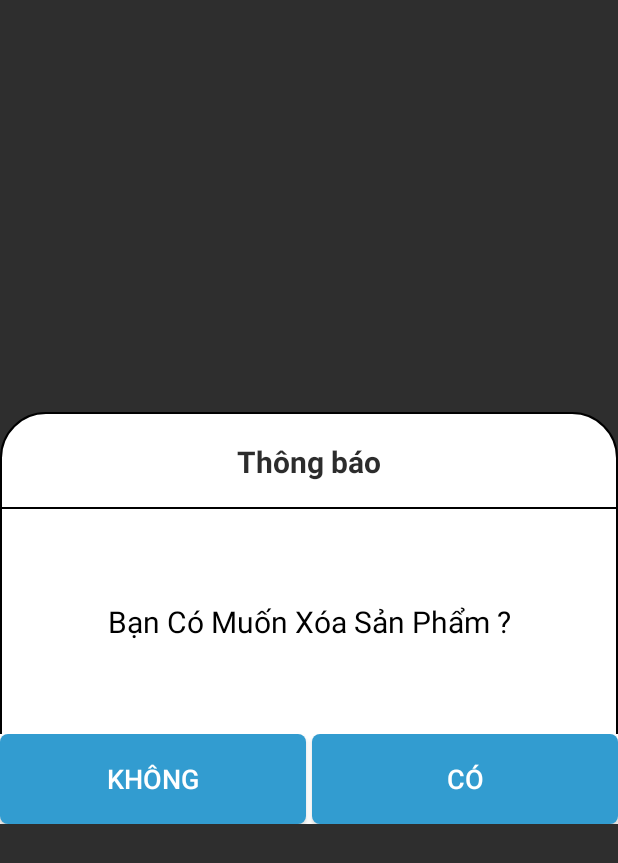
After one commit to ncdinh9988/GRV_TMS, an Android app: the layout layout_delete.xml on its own in the app's theme, with its tools: preview values and no code run, on a phone screen of 412 x 824 dp. The commit adds this screen. Shown: the top 863 px of the screen. Run offline under Robolectric (Android 15) with nearby library versions, the phone set to English and light mode, and no system bars.

Commit message:
show confirm dialog swipe

```diff
--- /dev/null
+++ b/app/src/main/res/layout/layout_delete.xml
@@ -0,0 +1,96 @@
+<?xml version="1.0" encoding="utf-8"?>
+<RelativeLayout xmlns:android="http://schemas.android.com/apk/res/android"
+    android:layout_width="match_parent"
+    android:layout_height="match_parent"
+    android:background="#0A000000"
+    android:gravity="center_vertical">
+
+    <LinearLayout
+        android:layout_width="match_parent"
+        android:layout_height="wrap_content"
+        android:layout_alignParentTop="true"
+        android:background="@drawable/bg_layout_dialog"
+        android:orientation="vertical">
+
+        <RelativeLayout
+            android:layout_width="match_parent"
+            android:layout_height="wrap_content">
+
+            <TextView
+                android:layout_width="match_parent"
+                android:layout_height="50dp"
+                android:layout_margin="5dp"
+                android:gravity="center"
+                android:text="Thông báo"
+                android:textAlignment="center"
+                android:textColor="#D3000000"
+                android:textSize="20sp"
+                android:textStyle="bold" />
+
+        </RelativeLayout>
+
+
+        <View
+            android:layout_width="match_parent"
+            android:layout_height="1dp"
+            android:background="#000" />
+
+
+        <RelativeLayout
+            android:layout_width="match_parent"
+            android:layout_height="150dp">
+
+            <TextView
+                android:text="Bạn Có Muốn Xóa Sản Phẩm ?"
+                android:id="@+id/tvTextBack"
+                android:layout_width="match_parent"
+                android:layout_height="match_parent"
+                android:layout_centerVertical="true"
+                android:layout_margin="5dp"
+                android:padding="5dp"
+                android:gravity="center"
+                android:textColor="#000"
+                android:textSize="20sp" />
+
+        </RelativeLayout>
+
+        <LinearLayout
+            android:layout_width="match_parent"
+            android:layout_height="60dp"
+            android:layout_below="@+id/view"
+            android:orientation="horizontal">
+
+
+            <LinearLayout
+                android:layout_width="0dp"
+                android:layout_height="60dp"
+                android:layout_weight="1"
+                android:background="@color/white"
+                android:orientation="horizontal"
+                android:weightSum="2">
+
+                <Button
+                    android:layout_marginRight="2dp"
+                    android:id="@+id/btnNo"
+                    android:layout_weight="1"
+                    android:layout_width="0dp"
+                    android:layout_height="match_parent"
+                    android:layout_centerInParent="true"
+                    android:background="@drawable/bg_button_dialog"
+                    android:text="Không"
+                    android:textSize="18sp" />
+                <Button
+                    android:layout_marginLeft="2dp"
+                    android:id="@+id/btnYes"
+                    android:layout_weight="1"
+                    android:layout_width="0dp"
+                    android:layout_height="match_parent"
+                    android:layout_centerInParent="true"
+                    android:background="@drawable/bg_button_dialog"
+                    android:text="Có"
+                    android:textSize="18sp" />
+
+            </LinearLayout>
+        </LinearLayout>
+    </LinearLayout>
+</RelativeLayout>
```
Also changed, not shown: app/src/main/java/com/FiveSGroup/TMS/Inventory/InventoryListProduct.java (+35 -2 lines), app/src/main/java/com/FiveSGroup/TMS/LetDown/LetDownActivity.java (+35 -2 lines), app/src/main/java/com/FiveSGroup/TMS/LoadPallet/LoadPalletActivity.java (+35 -2 lines), app/src/main/java/com/FiveSGroup/TMS/MasterPick/List_Master_Pick.java (+35 -2 lines), app/src/main/java/com/FiveSGroup/TMS/PickList/ListPickList.java (+34 -2 lines), app/src/main/java/com/FiveSGroup/TMS/RemoveFromLPN/List_Remove_LPN.java (+32 -2 lines), app/src/main/java/com/FiveSGroup/TMS/ReturnWareHouse/List_Return_WareHouse.java (+34 -2 lines), app/src/main/java/com/FiveSGroup/TMS/StockOut/ListQrcode_Stockout.java (+34 -2 lines), app/src/main/java/com/FiveSGroup/TMS/StockTransfer/ListStockTransfer.java (+34 -2 lines), app/src/main/java/com/FiveSGroup/TMS/Warehouse/ListQrcode.java (+66 -5 lines), app/src/main/java/com/FiveSGroup/TMS/Warehouse_Adjustment/ListQrcode_Warehouse_Adjustment.java (+34 -2 lines).
